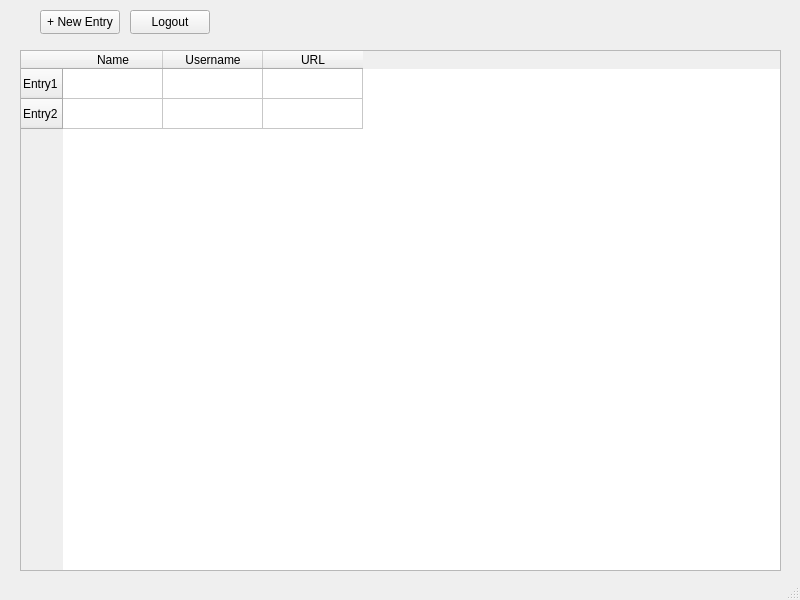
Qt form mainwindow.ui (Starflight-code/PassPro) before a commit.
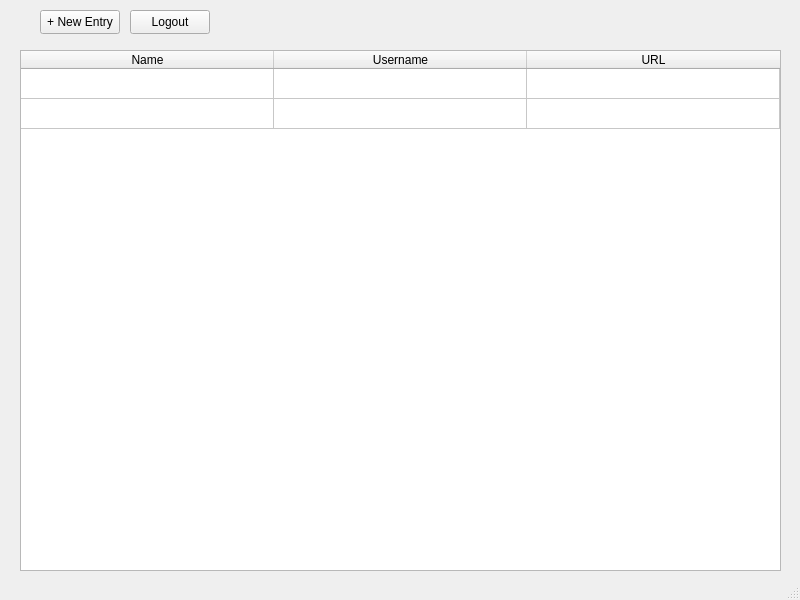
The same form after that commit.

What changed in the file:
```diff
--- a/mainwindow.ui
+++ b/mainwindow.ui
@@ -76,6 +76,21 @@
     <property name="editTriggers">
      <set>QAbstractItemView::NoEditTriggers</set>
     </property>
+    <attribute name="horizontalHeaderMinimumSectionSize">
+     <number>253</number>
+    </attribute>
+    <attribute name="horizontalHeaderShowSortIndicator" stdset="0">
+     <bool>false</bool>
+    </attribute>
+    <attribute name="horizontalHeaderStretchLastSection">
+     <bool>false</bool>
+    </attribute>
+    <attribute name="verticalHeaderVisible">
+     <bool>false</bool>
+    </attribute>
+    <attribute name="verticalHeaderStretchLastSection">
+     <bool>false</bool>
+    </attribute>
     <row>
      <property name="text">
       <string>Entry1</string>
```
Left out of the diff: 2 changed lines with no effect on the pictures.
